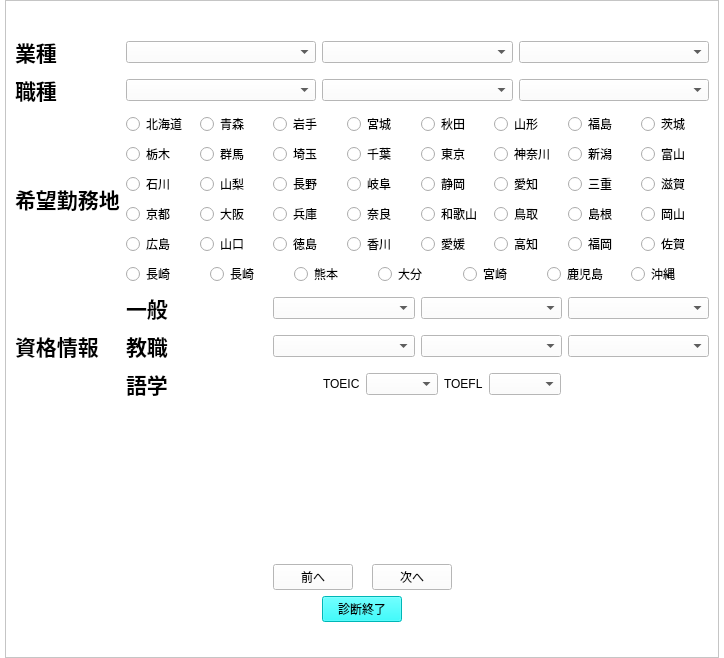
Old version of the form design/enaviEntry.ui in the repository kokimame/e-navi.
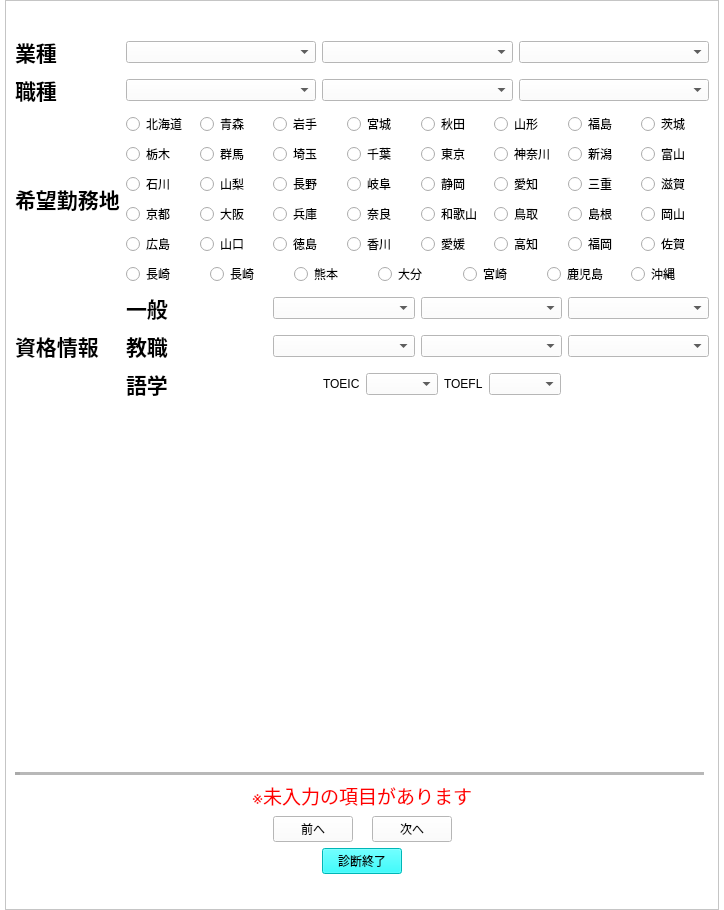
New version of the form. Icons and pictures are not drawn.

Commit message: Show a warning label for empty fields only once in runtime

Diff of the .ui file:
```diff
--- a/design/enaviEntry.ui
+++ b/design/enaviEntry.ui
@@ -7,7 +7,7 @@
     <x>0</x>
     <y>0</y>
     <width>724</width>
-    <height>658</height>
+    <height>910</height>
    </rect>
   </property>
   <property name="windowTitle">
@@ -46,7 +46,7 @@
         <x>0</x>
         <y>0</y>
         <width>712</width>
-        <height>656</height>
+        <height>908</height>
        </rect>
       </property>
       <layout class="QVBoxLayout" name="verticalLayout">
@@ -606,6 +606,62 @@
          </property>
         </spacer>
        </item>
+       <item>
+        <widget class="Line" name="line">
+         <property name="lineWidth">
+          <number>5</number>
+         </property>
+         <property name="midLineWidth">
+          <number>10</number>
+         </property>
+         <property name="orientation">
+          <enum>Qt::Horizontal</enum>
+         </property>
+        </widget>
+       </item>
+       <item>
+        <layout class="QHBoxLayout" name="horizontalLayout_17">
+         <item>
+          <spacer name="horizontalSpacer_11">
+           <property name="orientation">
+            <enum>Qt::Horizontal</enum>
+           </property>
+           <property name="sizeHint" stdset="0">
+            <size>
+             <width>40</width>
+             <height>20</height>
+            </size>
+           </property>
+          </spacer>
+         </item>
+         <item>
+          <widget class="QLabel" name="unfillLbl">
+           <property name="enabled">
+            <bool>true</bool>
+           </property>
+           <property name="text">
+            <string>&lt;html&gt;&lt;head/&gt;&lt;body&gt;&lt;p&gt;&lt;span style=&quot; font-size:14pt; color:#ff0000;&quot;&gt;※未入力の項目があります&lt;/span&gt;&lt;/p&gt;&lt;/body&gt;&lt;/html&gt;</string>
+           </property>
+           <property name="pixmap">
+            <pixmap>../image/unfill_error.png</pixmap>
+           </property>
+          </widget>
+         </item>
+         <item>
+          <spacer name="horizontalSpacer_12">
+           <property name="orientation">
+            <enum>Qt::Horizontal</enum>
+           </property>
+           <property name="sizeHint" stdset="0">
+            <size>
+             <width>40</width>
+             <height>20</height>
+            </size>
+           </property>
+          </spacer>
+         </item>
+        </layout>
+       </item>
        <item>
         <layout class="QHBoxLayout" name="horizontalLayout_14">
          <item>
```
The commit also changes 2 other files.
